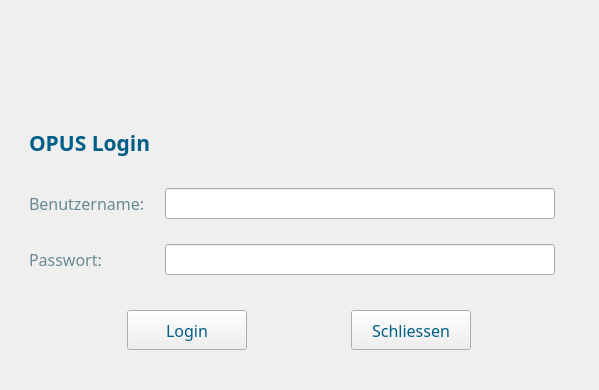
Above: UI_Files/login2.ui from fabianjaeger1/Phydent-App before the change. Below: the same form after it.
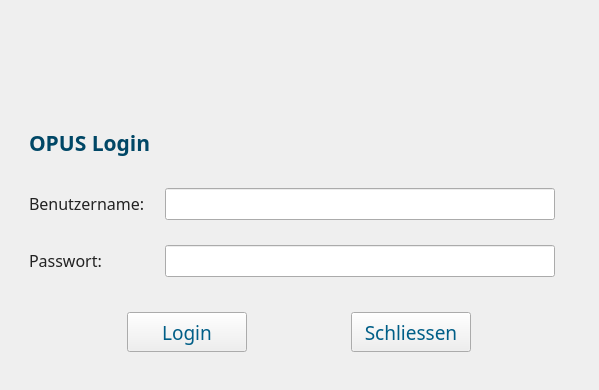
That is the form after the change. Icons and pictures are not drawn.

The edit to the form file:
```diff
--- a/UI_Files/login2.ui
+++ b/UI_Files/login2.ui
@@ -57,7 +57,7 @@
         <property name="font">
          <font>
           <family>Source Sans Pro</family>
-          <pointsize>12</pointsize>
+          <pointsize>14</pointsize>
           <weight>50</weight>
           <bold>false</bold>
          </font>
@@ -87,7 +87,7 @@
         <property name="font">
          <font>
           <family>Source Sans Pro</family>
-          <pointsize>12</pointsize>
+          <pointsize>14</pointsize>
           <weight>50</weight>
           <bold>false</bold>
          </font>
@@ -166,7 +166,7 @@
        </font>
       </property>
       <property name="text">
-       <string>&lt;html&gt;&lt;head/&gt;&lt;body&gt;&lt;p&gt;&lt;span style=&quot; color:#005e87;&quot;&gt;OPUS Login&lt;/span&gt;&lt;/p&gt;&lt;/body&gt;&lt;/html&gt;</string>
+       <string>&lt;html&gt;&lt;head/&gt;&lt;body&gt;&lt;p&gt;&lt;span style=&quot; color:#004766;&quot;&gt;OPUS Login&lt;/span&gt;&lt;/p&gt;&lt;/body&gt;&lt;/html&gt;</string>
       </property>
      </widget>
     </item>
@@ -198,7 +198,7 @@
         <property name="font">
          <font>
           <family>Source Sans Pro</family>
-          <pointsize>12</pointsize>
+          <pointsize>13</pointsize>
          </font>
         </property>
        </widget>
@@ -214,7 +214,7 @@
         <property name="font">
          <font>
           <family>Source Sans Pro</family>
-          <pointsize>12</pointsize>
+          <pointsize>13</pointsize>
          </font>
         </property>
        </widget>
@@ -228,7 +228,7 @@
          </font>
         </property>
         <property name="text">
-         <string>&lt;html&gt;&lt;head/&gt;&lt;body&gt;&lt;p&gt;&lt;span style=&quot; color:#698a93;&quot;&gt;Passwort:&lt;/span&gt;&lt;/p&gt;&lt;/body&gt;&lt;/html&gt;</string>
+         <string>&lt;html&gt;&lt;head/&gt;&lt;body&gt;&lt;p&gt;&lt;span style=&quot; color:#222222;&quot;&gt;Passwort:&lt;/span&gt;&lt;/p&gt;&lt;/body&gt;&lt;/html&gt;</string>
         </property>
        </widget>
       </item>
@@ -241,7 +241,7 @@
          </font>
         </property>
         <property name="text">
-         <string>&lt;html&gt;&lt;head/&gt;&lt;body&gt;&lt;p&gt;&lt;span style=&quot; color:#698a93;&quot;&gt;Benutzername:&lt;/span&gt;&lt;/p&gt;&lt;/body&gt;&lt;/html&gt;</string>
+         <string>&lt;html&gt;&lt;head/&gt;&lt;body&gt;&lt;p&gt;&lt;span style=&quot; color:#222222;&quot;&gt;Benutzername:&lt;/span&gt;&lt;/p&gt;&lt;/body&gt;&lt;/html&gt;</string>
         </property>
        </widget>
       </item>
```
